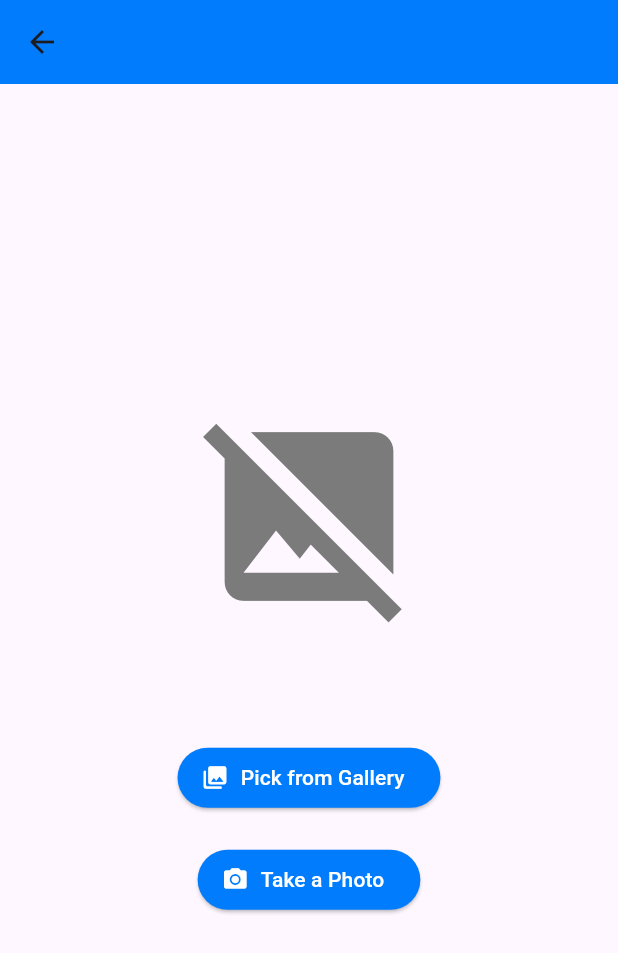
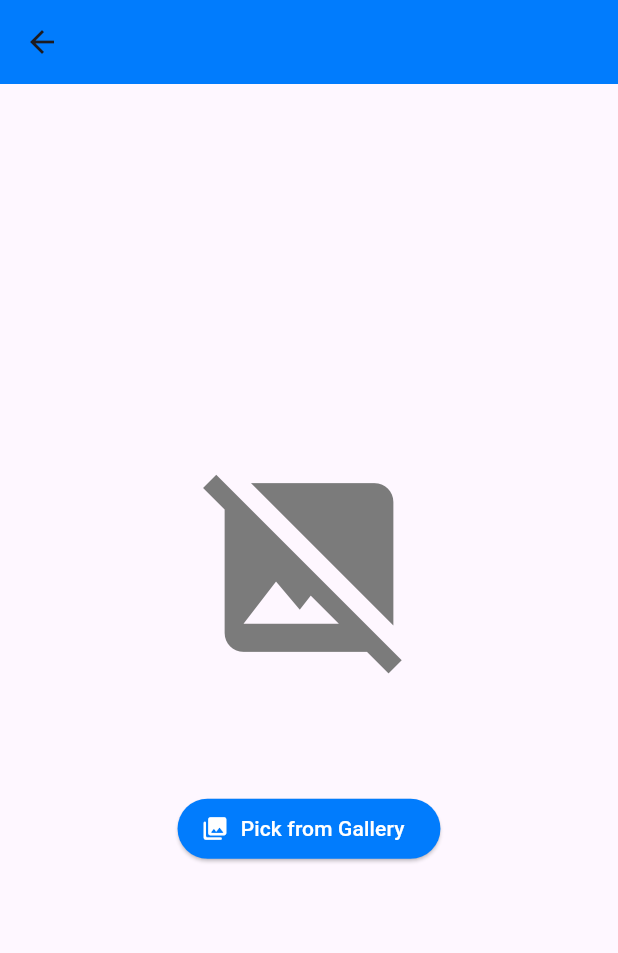
Before and after one commit to Hanaahmed40/skin_analyzer, a Flutter app: the HomeScreen screen opened by its route, after a tap on "Start New Analysis", on a phone screen of 412 x 824 dp. Shown: the top 953 px of the screen. Run offline on Flutter 3.47's test engine with Material 3 defaults, Android fonts, the phone set to English and light mode, and no system bars; our stand-ins replace animate_do, cached_network_image, dio, flutter_bloc, flutter_secure_storage, get_it and 6 more; accounts and stored records are empty; generated files the repository leaves out were written again.

Commit message:
change in analysis page

```diff
--- a/lib/ui/home_screen/home_screen.dart
+++ b/lib/ui/home_screen/home_screen.dart
@@ -38,10 +38,11 @@ class HomeScreen extends StatelessWidget {
 
           /// ✅ صورة تتغير حسب الثيم
           Center(
+
             child: Image.asset(
               imagePath,
-              width: 400,
-              height: 400,
+            //  width: 400,
+              // height: 400,
               fit: BoxFit.contain,
             ),
           ),
--- a/lib/ui/home_screen/pages/analysisPage.dart
+++ b/lib/ui/home_screen/pages/analysisPage.dart
@@ -48,18 +48,7 @@ class AnalysisPage extends StatelessWidget {
                     borderRadius: BorderRadius.circular(25)),
               ),
             ),
-            ElevatedButton.icon(
-              onPressed: () =>
-                  context.read<MainCubit>().pickImg(ImageSource.camera),
-              icon: Icon(Icons.camera_alt, color: AppColors.whiteColor),
-              label: Text('Take a Photo',
-                  style: TextStyle(color: AppColors.whiteColor)),
-              style: ElevatedButton.styleFrom(
-                backgroundColor: AppColors.primaryLight,
-                shape: RoundedRectangleBorder(
-                    borderRadius: BorderRadius.circular(25)),
-              ),
-            ),
+
           ],
         ),
       ),
```
